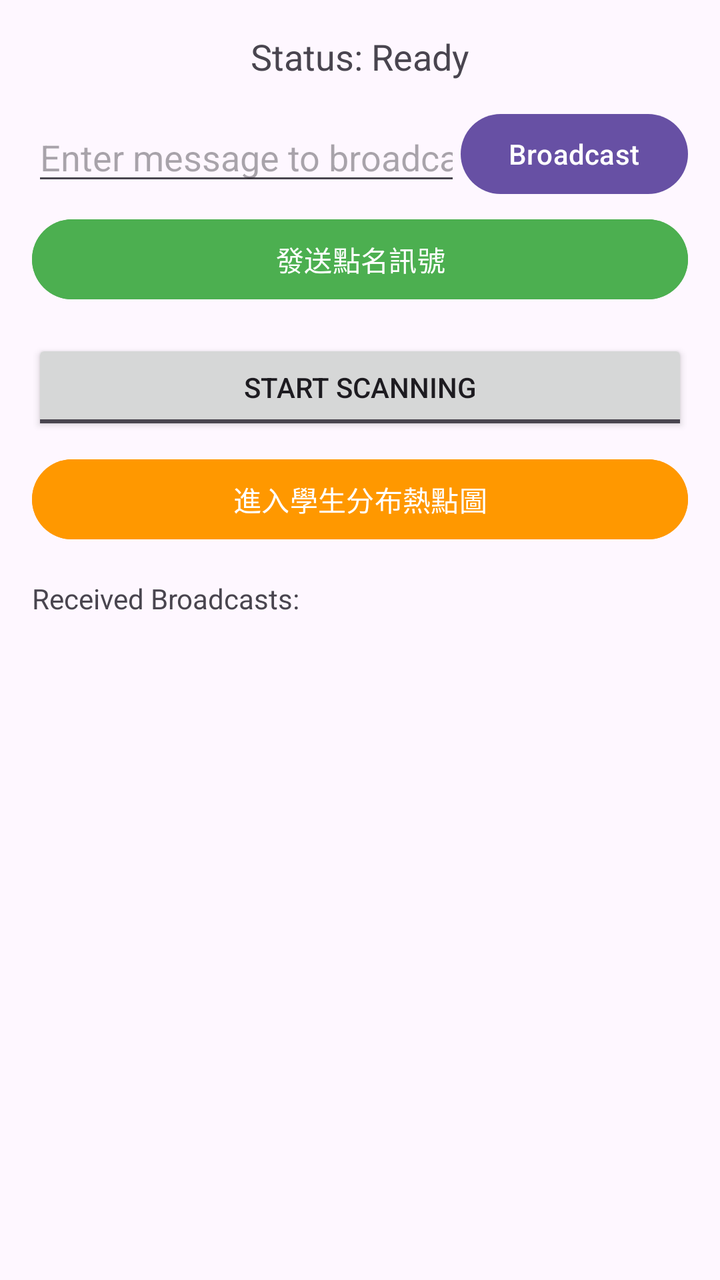
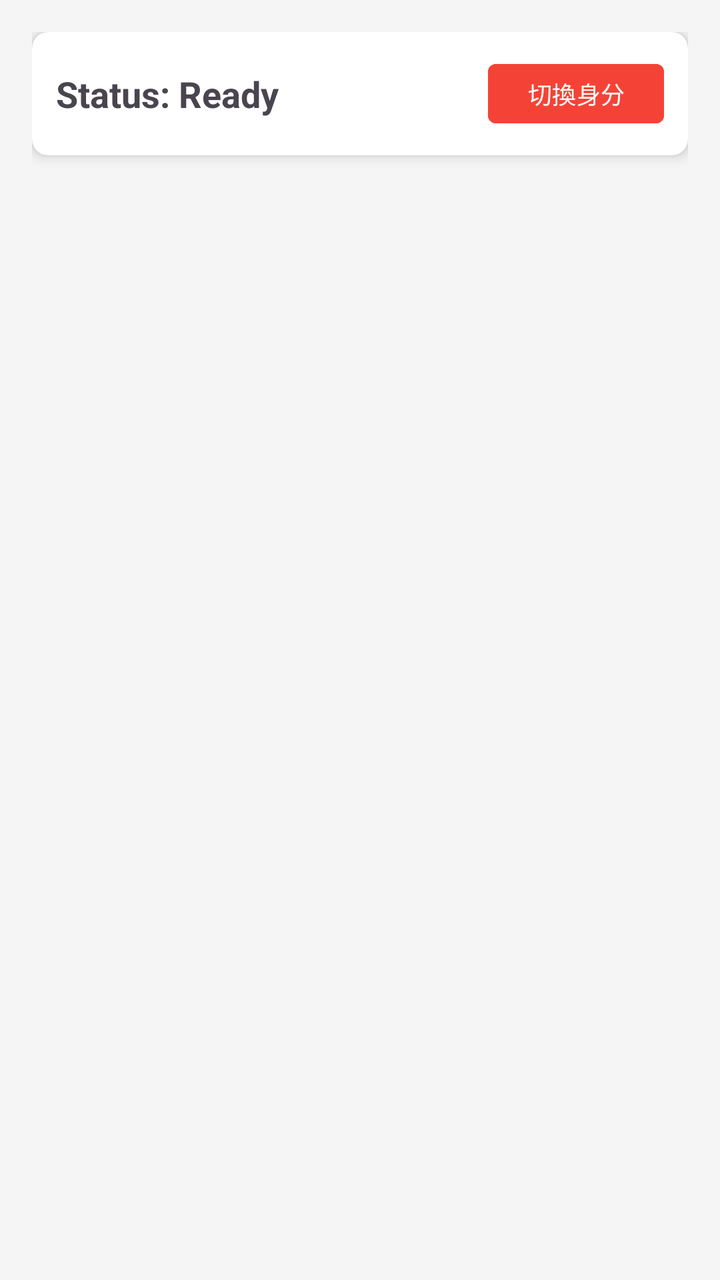

Two renders of the same Android screen: before a commit and after it. Below are the layout's source before the change and the commit's diff.
<!-- AndroidManifest.xml: application theme Theme.Bluetooth -->
<!-- res/layout/activity_main.xml -->
<?xml version="1.0" encoding="utf-8"?>
<androidx.constraintlayout.widget.ConstraintLayout xmlns:android="http://schemas.android.com/apk/res/android"
    xmlns:app="http://schemas.android.com/apk/res-auto"
    xmlns:tools="http://schemas.android.com/tools"
    android:id="@+id/main"
    android:layout_width="match_parent"
    android:layout_height="match_parent"
    android:padding="16dp"
    tools:context=".MainActivity">

    <TextView
        android:id="@+id/status_textview"
        android:layout_width="0dp"
        android:layout_height="wrap_content"
        android:text="Status: Ready"
        android:textAlignment="center"
        android:textAppearance="@style/TextAppearance.AppCompat.Medium"
        app:layout_constraintTop_toTopOf="parent"
        app:layout_constraintStart_toStartOf="parent"
        app:layout_constraintEnd_toEndOf="parent" />

    <EditText
        android:id="@+id/message_edittext"
        android:layout_width="0dp"
        android:layout_height="wrap_content"
        android:layout_marginTop="16dp"
        android:hint="Enter message to broadcast"
        android:inputType="textShortMessage"
        android:maxLength="20"
        app:layout_constraintTop_toBottomOf="@id/status_textview"
        app:layout_constraintStart_toStartOf="parent"
        app:layout_constraintEnd_toStartOf="@+id/broadcast_button" />

    <Button
        android:id="@+id/broadcast_button"
        android:layout_width="wrap_content"
        android:layout_height="wrap_content"
        android:text="Broadcast"
        app:layout_constraintTop_toTopOf="@id/message_edittext"
        app:layout_constraintBottom_toBottomOf="@id/message_edittext"
        app:layout_constraintEnd_toEndOf="parent" />

    <Button
        android:id="@+id/signal_only_button"
        android:layout_width="0dp"
        android:layout_height="wrap_content"
        android:layout_marginTop="8dp"
        android:text="發送點名訊號"
        android:backgroundTint="#4CAF50"
        app:layout_constraintTop_toBottomOf="@id/message_edittext"
        app:layout_constraintStart_toStartOf="parent"
        app:layout_constraintEnd_toEndOf="parent" />

    <ToggleButton
        android:id="@+id/scan_toggle_button"
        android:layout_width="0dp"
        android:layout_height="wrap_content"
        android:layout_marginTop="16dp"
        android:textOn="Stop Scanning"
        android:textOff="Start Scanning"
        app:layout_constraintTop_toBottomOf="@id/signal_only_button"
        app:layout_constraintStart_toStartOf="parent"
        app:layout_constraintEnd_toEndOf="parent" />

    <Button
        android:id="@+id/go_to_heatmap_button"
        android:layout_width="0dp"
        android:layout_height="wrap_content"
        android:layout_marginTop="8dp"
        android:text="進入學生分布熱點圖"
        android:backgroundTint="#FF9800"
        app:layout_constraintTop_toBottomOf="@id/scan_toggle_button"
        app:layout_constraintStart_toStartOf="parent"
        app:layout_constraintEnd_toEndOf="parent" />

    <TextView
        android:id="@+id/received_header"
        android:layout_width="wrap_content"
        android:layout_height="wrap_content"
        android:layout_marginTop="16dp"
        android:text="Received Broadcasts:"
        app:layout_constraintTop_toBottomOf="@id/go_to_heatmap_button"
        app:layout_constraintStart_toStartOf="parent" />

    <ListView
        android:id="@+id/devices_listview"
        android:layout_width="0dp"
        android:layout_height="0dp"
        android:layout_marginTop="8dp"
        app:layout_constraintTop_toBottomOf="@id/received_header"
        app:layout_constraintBottom_toBottomOf="parent"
        app:layout_constraintStart_toStartOf="parent"
        app:layout_constraintEnd_toEndOf="parent" />

</androidx.constraintlayout.widget.ConstraintLayout>
<!-- resources referenced by this layout -->
<resources>
  <style name="Theme.Bluetooth" parent="Base.Theme.Bluetooth" />
  <style name="Base.Theme.Bluetooth" parent="Theme.Material3.DayNight.NoActionBar">
          
          
      </style>
</resources>

<!-- the commit's change to res/layout/activity_main.xml (unified diff, before → after) -->
@@ -5,81 +5,177 @@
     android:id="@+id/main"
     android:layout_width="match_parent"
     android:layout_height="match_parent"
+    android:background="#F5F5F5"
     android:padding="16dp"
     tools:context=".MainActivity">
 
-    <TextView
-        android:id="@+id/status_textview"
-        android:layout_width="0dp"
+    
+    <androidx.cardview.widget.CardView
+        android:id="@+id/top_bar"
+        android:layout_width="match_parent"
         android:layout_height="wrap_content"
-        android:text="Status: Ready"
-        android:textAlignment="center"
-        android:textAppearance="@style/TextAppearance.AppCompat.Medium"
-        app:layout_constraintTop_toTopOf="parent"
-        app:layout_constraintStart_toStartOf="parent"
-        app:layout_constraintEnd_toEndOf="parent" />
+        app:cardCornerRadius="8dp"
+        app:cardElevation="4dp"
+        app:layout_constraintTop_toTopOf="parent">
 
-    <EditText
-        android:id="@+id/message_edittext"
-        android:layout_width="0dp"
+        <androidx.constraintlayout.widget.ConstraintLayout
+            android:layout_width="match_parent"
+            android:layout_height="wrap_content"
+            android:padding="12dp">
+
+            <TextView
+                android:id="@+id/status_textview"
+                android:layout_width="0dp"
+                android:layout_height="wrap_content"
+                android:text="Status: Ready"
+                android:textAppearance="@style/TextAppearance.AppCompat.Medium"
+                android:textStyle="bold"
+                app:layout_constraintBottom_toBottomOf="parent"
+                app:layout_constraintEnd_toStartOf="@+id/back_to_role_selection"
+                app:layout_constraintStart_toStartOf="parent"
+                app:layout_constraintTop_toTopOf="parent" />
+
+            <Button
+                android:id="@+id/back_to_role_selection"
+                android:layout_width="wrap_content"
+                android:layout_height="wrap_content"
+                android:backgroundTint="#F44336"
+                android:minHeight="0dp"
+                android:paddingLeft="12dp"
+                android:paddingTop="6dp"
+                android:paddingRight="12dp"
+                android:paddingBottom="6dp"
+                android:text="切換身分"
+                android:textColor="#FFFFFF"
+                android:textSize="12sp"
+                app:cornerRadius="4dp"
+                app:layout_constraintBottom_toBottomOf="parent"
+                app:layout_constraintEnd_toEndOf="parent"
+                app:layout_constraintTop_toTopOf="parent" />
+
+        </androidx.constraintlayout.widget.ConstraintLayout>
+    </androidx.cardview.widget.CardView>
+
+    
+    <androidx.constraintlayout.widget.Group
+        android:id="@+id/student_group"
+        android:layout_width="wrap_content"
+        android:layout_height="wrap_content"
+        android:visibility="gone"
+        app:constraint_referenced_ids="student_card" />
+
+    <androidx.cardview.widget.CardView
+        android:id="@+id/student_card"
+        android:layout_width="match_parent"
         android:layout_height="wrap_content"
         android:layout_marginTop="16dp"
-        android:hint="Enter message to broadcast"
-        android:inputType="textShortMessage"
-        android:maxLength="20"
-        app:layout_constraintTop_toBottomOf="@id/status_textview"
-        app:layout_constraintStart_toStartOf="parent"
-        app:layout_constraintEnd_toStartOf="@+id/broadcast_button" />
+        android:visibility="gone"
+        app:cardCornerRadius="12dp"
+        app:cardElevation="2dp"
+        app:layout_constraintTop_toBottomOf="@id/top_bar">
 
-    <Button
-        android:id="@+id/broadcast_button"
+        <LinearLayout
+            android:layout_width="match_parent"
+            android:layout_height="wrap_content"
+            android:orientation="vertical"
+            android:padding="16dp">
+
+            <TextView
+                android:layout_width="wrap_content"
+                android:layout_height="wrap_content"
+                android:text="發送功能"
+                android:textColor="#333333"
+                android:textSize="18sp"
+                android:textStyle="bold" />
+
+            <EditText
+                android:id="@+id/message_edittext"
+                android:layout_width="match_parent"
+                android:layout_height="wrap_content"
+                android:layout_marginTop="8dp"
+                android:hint="輸入訊息 (選填)"
+                android:inputType="textShortMessage"
+                android:maxLength="20" />
+
+            <Button
+                android:id="@+id/signal_only_button"
+                android:layout_width="match_parent"
+                android:layout_height="wrap_content"
+                android:layout_marginTop="16dp"
+                android:backgroundTint="#009688"
+                android:padding="12dp"
+                android:text="發送點名訊號"
+                android:textSize="16sp"
+                app:cornerRadius="8dp" />
+
+            <Button
+                android:id="@+id/broadcast_button"
+                android:layout_width="match_parent"
+                android:layout_height="wrap_content"
+                android:layout_marginTop="8dp"
+                android:backgroundTint="#2196F3"
+                android:padding="12dp"
+                android:text="發送自定義訊息"
+                android:textAllCaps="false"
+                android:textColor="#FFFFFF"
+                android:textSize="16sp"
+                app:cornerRadius="8dp" />
+        </LinearLayout>
+    </androidx.cardview.widget.CardView>
+
+    
+    <androidx.constraintlayout.widget.Group
+        android:id="@+id/teacher_group"
         android:layout_width="wrap_content"
         android:layout_height="wrap_content"
-        android:text="Broadcast"
-        app:layout_constraintTop_toTopOf="@id/message_edittext"
-        app:layout_constraintBottom_toBottomOf="@id/message_edittext"
-        app:layout_constraintEnd_toEndOf="parent" />
+        android:visibility="gone"
+        app:constraint_referenced_ids="teacher_controls_card,received_header,devices_listview" />
 
-    <Button
-        android:id="@+id/signal_only_button"
-        android:layout_width="0dp"
-        android:layout_height="wrap_content"
-        android:layout_marginTop="8dp"
-        android:text="發送點名訊號"
-        android:backgroundTint="#4CAF50"
-        app:layout_constraintTop_toBottomOf="@id/message_edittext"
-        app:layout_constraintStart_toStartOf="parent"
-        app:layout_constraintEnd_toEndOf="parent" />
-
-    <ToggleButton
-        android:id="@+id/scan_toggle_button"
-        android:layout_width="0dp"
+    <androidx.cardview.widget.CardView
+        android:id="@+id/teacher_controls_card"
+        android:layout_width="match_parent"
         android:layout_height="wrap_content"
         android:layout_marginTop="16dp"
-        android:textOn="Stop Scanning"
-        android:textOff="Start Scanning"
-        app:layout_constraintTop_toBottomOf="@id/signal_only_button"
-        app:layout_constraintStart_toStartOf="parent"
-        app:layout_constraintEnd_toEndOf="parent" />
+        android:visibility="gone"
+        app:cardCornerRadius="12dp"
+        app:cardElevation="2dp"
+        app:layout_constraintTop_toBottomOf="@id/top_bar">
 
-    <Button
-        android:id="@+id/go_to_heatmap_button"
-        android:layout_width="0dp"
-        android:layout_height="wrap_content"
-        android:layout_marginTop="8dp"
-        android:text="進入學生分布熱點圖"
-        android:backgroundTint="#FF9800"
-        app:layout_constraintTop_toBottomOf="@id/scan_toggle_button"
-        app:layout_constraintStart_toStartOf="parent"
-        app:layout_constraintEnd_toEndOf="parent" />
+        <LinearLayout
+            android:layout_width="match_parent"
+            android:layout_height="wrap_content"
+            android:orientation="vertical"
+            android:padding="16dp">
+
+            <ToggleButton
+                android:id="@+id/scan_toggle_button"
+                android:layout_width="match_parent"
+                android:layout_height="wrap_content"
+                android:backgroundTint="#3F51B5"
+                android:textColor="#FFFFFF"
+                android:textOff="開始接收點名"
+                android:textOn="停止接收" />
+
+            <Button
+                android:id="@+id/go_to_heatmap_button"
+                android:layout_width="match_parent"
+                android:layout_height="wrap_content"
+                android:layout_marginTop="8dp"
+                android:backgroundTint="#FF9800"
+                android:text="查看學生熱點圖"
+                app:cornerRadius="8dp" />
+        </LinearLayout>
+    </androidx.cardview.widget.CardView>
 
     <TextView
         android:id="@+id/received_header"
         android:layout_width="wrap_content"
         android:layout_height="wrap_content"
         android:layout_marginTop="16dp"
-        android:text="Received Broadcasts:"
-        app:layout_constraintTop_toBottomOf="@id/go_to_heatmap_button"
+        android:text="接收到的訊息列表："
+        android:textStyle="bold"
+        android:visibility="gone"
+        app:layout_constraintTop_toBottomOf="@id/teacher_controls_card"
         app:layout_constraintStart_toStartOf="parent" />
 
     <ListView
@@ -87,9 +183,13 @@
         android:layout_width="0dp"
         android:layout_height="0dp"
         android:layout_marginTop="8dp"
-        app:layout_constraintTop_toBottomOf="@id/received_header"
+        android:background="#FFFFFF"
+        android:divider="#EEEEEE"
+        android:dividerHeight="1dp"
+        android:visibility="gone"
         app:layout_constraintBottom_toBottomOf="parent"
+        app:layout_constraintEnd_toEndOf="parent"
         app:layout_constraintStart_toStartOf="parent"
-        app:layout_constraintEnd_toEndOf="parent" />
+        app:layout_constraintTop_toBottomOf="@id/received_header" />
 
 </androidx.constraintlayout.widget.ConstraintLayout>
